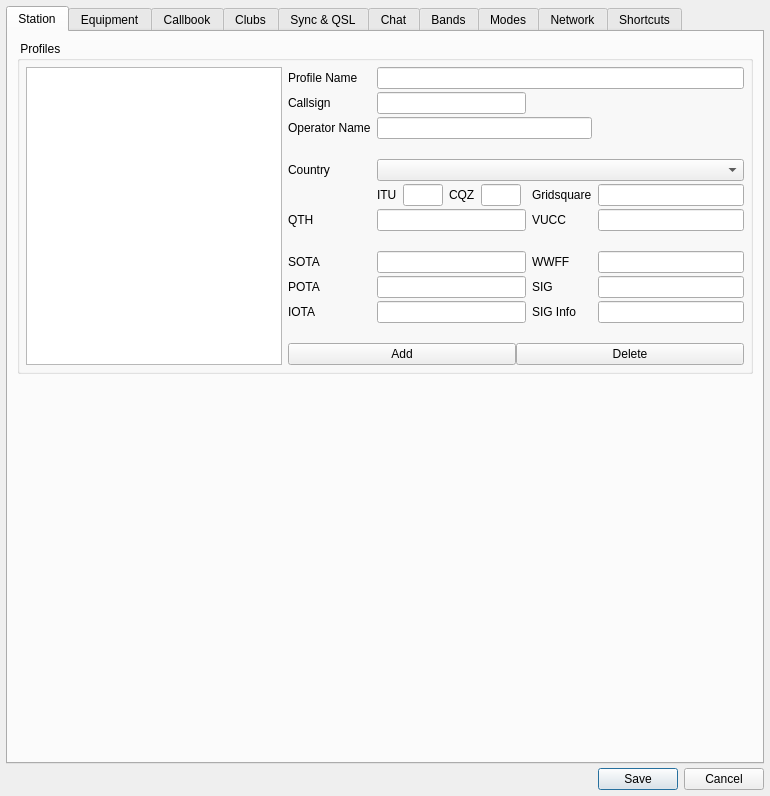
Qt form ui/SettingsDialog.ui (jg3hlx/QLog) before a commit.
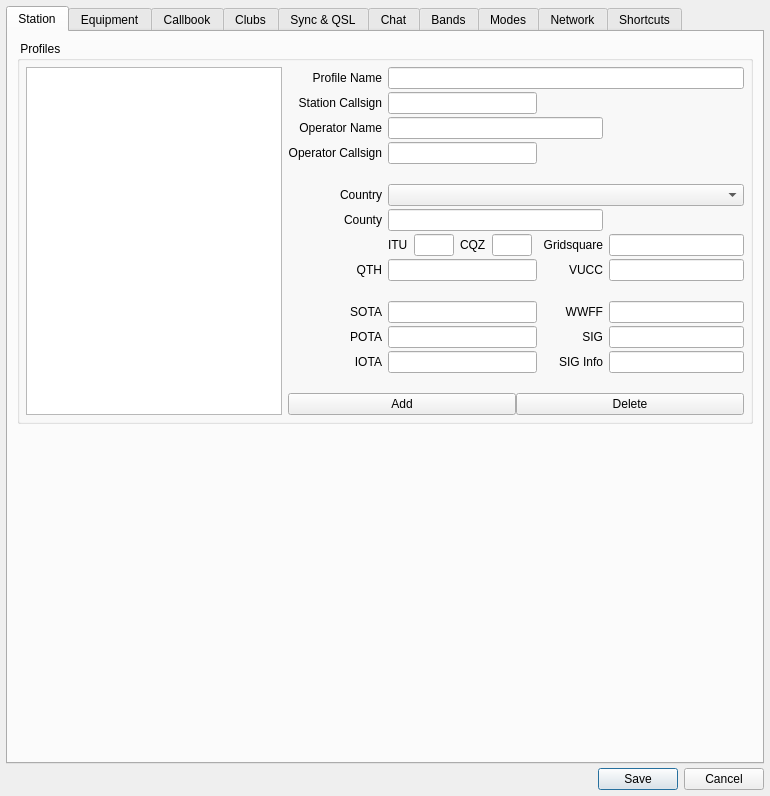
The same form after that commit. Icons and pictures are not drawn.

Commit message: Fixed #441 #493: Adds station county and operator callsign to the station and associated dependencies

The edit to the form file:
```diff
--- a/ui/SettingsDialog.ui
+++ b/ui/SettingsDialog.ui
@@ -76,114 +76,17 @@
           <property name="verticalSpacing">
            <number>3</number>
           </property>
-          <item row="5" column="3">
-           <widget class="QLabel" name="stationLocatorLabel">
-            <property name="text">
-             <string>Gridsquare</string>
-            </property>
-           </widget>
-          </item>
-          <item row="8" column="2">
-           <widget class="QLineEdit" name="stationSOTAEdit">
-            <property name="toolTip">
-             <string>SOTA (Optional parameter)</string>
-            </property>
-           </widget>
-          </item>
-          <item row="7" column="1">
-           <widget class="QLabel" name="label_2">
-            <property name="text">
-             <string/>
-            </property>
-           </widget>
-          </item>
-          <item row="8" column="1">
+          <item row="10" column="1">
            <widget class="QLabel" name="stationSOTALabel">
             <property name="text">
              <string>SOTA</string>
             </property>
-           </widget>
-          </item>
-          <item row="12" column="1" colspan="4">
-           <layout class="QHBoxLayout" name="horizontalLayout_12">
-            <item>
-             <widget class="QPushButton" name="stationAddProfileButton">
-              <property name="text">
-               <string>Add</string>
-              </property>
-             </widget>
-            </item>
-            <item>
-             <widget class="QPushButton" name="stationDelProfileButton">
-              <property name="text">
-               <string>Delete</string>
-              </property>
-             </widget>
-            </item>
-           </layout>
-          </item>
-          <item row="2" column="1">
-           <widget class="QLabel" name="stationOperatorLabel">
-            <property name="text">
-             <string>Operator Name</string>
+            <property name="alignment">
+             <set>Qt::AlignmentFlag::AlignRight|Qt::AlignmentFlag::AlignTrailing|Qt::AlignmentFlag::AlignVCenter</set>
             </property>
            </widget>
           </item>
-          <item row="11" column="1">
-           <widget class="QLabel" name="label_5">
-            <property name="text">
-             <string/>
-            </property>
-           </widget>
-          </item>
-          <item row="8" column="3">
-           <widget class="QLabel" name="stationWWFFLabel">
-            <property name="text">
-             <string>WWFF</string>
-            </property>
-           </widget>
-          </item>
-          <item row="9" column="4">
-           <widget class="QLineEdit" name="stationSIGEdit">
-            <property name="toolTip">
-             <string>SIG (Optional parameter).</string>
-            </property>
-           </widget>
-          </item>
-          <item row="4" column="2" colspan="3">
-           <widget class="QComboBox" name="stationCountryCombo"/>
-          </item>
-          <item row="10" column="4">
-           <widget class="QLineEdit" name="stationSIGInfoEdit">
-            <property name="toolTip">
-             <string>SIG Information (Optional parameter)</string>
-            </property>
-            <property name="text">
-             <string/>
-            </property>
-           </widget>
-          </item>
-          <item row="6" column="1">
-           <widget class="QLabel" name="stationQTHLabel">
-            <property name="text">
-             <string>QTH</string>
-            </property>
-           </widget>
-          </item>
-          <item row="1" column="2">
-           <widget class="QLineEdit" name="stationCallsignEdit">
-            <property name="toolTip">
-             <string>Callsign (Mandatory parameter)</string>
-            </property>
-            <property name="text">
-             <string/>
-            </property>
-            <property name="maxLength">
-             <number>25</number>
-            </property>
-           </widget>
-          </item>
-          <item row="0" column="0" rowspan="13">
+          <item row="0" column="0" rowspan="15">
            <widget class="QListView" name="stationProfilesListView">
             <property name="focusPolicy">
              <enum>Qt::NoFocus</enum>
@@ -199,7 +102,17 @@
             </property>
            </widget>
           </item>
-          <item row="5" column="2">
+          <item row="12" column="3">
+           <widget class="QLabel" name="stationSIGInfoLabel">
+            <property name="text">
+             <string>SIG Info</string>
+            </property>
+            <property name="alignment">
+             <set>Qt::AlignmentFlag::AlignRight|Qt::AlignmentFlag::AlignTrailing|Qt::AlignmentFlag::AlignVCenter</set>
+            </property>
+           </widget>
+          </item>
+          <item row="7" column="2">
            <layout class="QHBoxLayout" name="horizontalLayout_31">
             <property name="spacing">
              <number>6</number>
@@ -268,38 +181,120 @@
             </item>
            </layout>
           </item>
-          <item row="8" column="4">
-           <widget class="QLineEdit" name="stationWWFFEdit">
-            <property name="toolTip">
-             <string>World Wide Flora &amp; Fauna (Optional parameter)</string>
+          <item row="12" column="1">
+           <widget class="QLabel" name="stationIOTALabel">
+            <property name="text">
+             <string>IOTA</string>
+            </property>
+            <property name="alignment">
+             <set>Qt::AlignmentFlag::AlignRight|Qt::AlignmentFlag::AlignTrailing|Qt::AlignmentFlag::AlignVCenter</set>
             </property>
            </widget>
           </item>
           <item row="3" column="1">
+           <widget class="QLabel" name="label">
+            <property name="text">
+             <string>Operator Callsign</string>
+            </property>
+            <property name="alignment">
+             <set>Qt::AlignmentFlag::AlignRight|Qt::AlignmentFlag::AlignTrailing|Qt::AlignmentFlag::AlignVCenter</set>
+            </property>
+           </widget>
+          </item>
+          <item row="2" column="1">
+           <widget class="QLabel" name="stationOperatorLabel">
+            <property name="text">
+             <string>Operator Name</string>
+            </property>
+            <property name="alignment">
+             <set>Qt::AlignmentFlag::AlignRight|Qt::AlignmentFlag::AlignTrailing|Qt::AlignmentFlag::AlignVCenter</set>
+            </property>
+           </widget>
+          </item>
+          <item row="11" column="2">
+           <widget class="QLineEdit" name="stationPOTAEdit"/>
+          </item>
+          <item row="11" column="1">
+           <widget class="QLabel" name="stationPOTALabel">
+            <property name="text">
+             <string>POTA</string>
+            </property>
+            <property name="alignment">
+             <set>Qt::AlignmentFlag::AlignRight|Qt::AlignmentFlag::AlignTrailing|Qt::AlignmentFlag::AlignVCenter</set>
+            </property>
+           </widget>
+          </item>
+          <item row="8" column="1">
+           <widget class="QLabel" name="stationQTHLabel">
+            <property name="text">
+             <string>QTH</string>
+            </property>
+            <property name="alignment">
+             <set>Qt::AlignmentFlag::AlignRight|Qt::AlignmentFlag::AlignTrailing|Qt::AlignmentFlag::AlignVCenter</set>
+            </property>
+           </widget>
+          </item>
+          <item row="11" column="3">
+           <widget class="QLabel" name="stationSIGLabel">
+            <property name="text">
+             <string>SIG</string>
+            </property>
+            <property name="alignment">
+             <set>Qt::AlignmentFlag::AlignRight|Qt::AlignmentFlag::AlignTrailing|Qt::AlignmentFlag::AlignVCenter</set>
+            </property>
+           </widget>
+          </item>
+          <item row="5" column="1">
+           <widget class="QLabel" name="label_7">
+            <property name="text">
+             <string>Country</string>
+            </property>
+            <property name="alignment">
+             <set>Qt::AlignmentFlag::AlignRight|Qt::AlignmentFlag::AlignTrailing|Qt::AlignmentFlag::AlignVCenter</set>
+            </property>
+           </widget>
+          </item>
+          <item row="1" column="1">
+           <widget class="QLabel" name="stationCallsignLabel">
+            <property name="text">
+             <string>Station Callsign</string>
+            </property>
+            <property name="alignment">
+             <set>Qt::AlignmentFlag::AlignRight|Qt::AlignmentFlag::AlignTrailing|Qt::AlignmentFlag::AlignVCenter</set>
+            </property>
+           </widget>
+          </item>
+          <item row="5" column="2" colspan="3">
+           <widget class="QComboBox" name="stationCountryCombo"/>
+          </item>
+          <item row="4" column="1">
            <widget class="QLabel" name="label_8">
             <property name="text">
              <string/>
             </property>
            </widget>
           </item>
-          <item row="6" column="3">
+          <item row="0" column="1">
+           <widget class="QLabel" name="stationProfileNameLabel">
+            <property name="text">
+             <string>Profile Name</string>
+            </property>
+            <property name="alignment">
+             <set>Qt::AlignmentFlag::AlignRight|Qt::AlignmentFlag::AlignTrailing|Qt::AlignmentFlag::AlignVCenter</set>
+            </property>
+           </widget>
+          </item>
+          <item row="8" column="3">
            <widget class="QLabel" name="stationVUCCLabel">
             <property name="text">
              <string>VUCC</string>
             </property>
-           </widget>
-          </item>
-          <item row="4" column="1">
-           <widget class="QLabel" name="label_7">
-            <property name="text">
-             <string>Country</string>
+            <property name="alignment">
+             <set>Qt::AlignmentFlag::AlignRight|Qt::AlignmentFlag::AlignTrailing|Qt::AlignmentFlag::AlignVCenter</set>
             </property>
            </widget>
           </item>
-          <item row="9" column="2">
-           <widget class="QLineEdit" name="stationPOTAEdit"/>
-          </item>
-          <item row="6" column="4">
+          <item row="8" column="4">
            <widget class="QLineEdit" name="stationVUCCEdit">
             <property name="toolTip">
              <string>VUCC  Grids (Optional parameter). Ex. EN98,FM08,EM97,FM07</string>
@@ -309,14 +304,14 @@
             </property>
            </widget>
           </item>
-          <item row="10" column="2">
-           <widget class="QLineEdit" name="stationIOTAEdit">
+          <item row="8" column="2">
+           <widget class="QLineEdit" name="stationQTHEdit">
             <property name="toolTip">
              <string>IOTA  (Optional parameter)</string>
             </property>
            </widget>
           </item>
-          <item row="5" column="4">
+          <item row="7" column="4">
            <widget class="QLineEdit" name="stationLocatorEdit">
             <property name="toolTip">
              <string>Station Gridsquare (Mandatory parameter)</string>
@@ -329,59 +324,82 @@
             </property>
            </widget>
           </item>
-          <item row="6" column="2">
-           <widget class="QLineEdit" name="stationQTHEdit">
+          <item row="12" column="4">
+           <widget class="QLineEdit" name="stationSIGInfoEdit">
             <property name="toolTip">
              <string>QTH Name (Optional parameter)</string>
             </property>
-           </widget>
-          </item>
-          <item row="10" column="1">
-           <widget class="QLabel" name="stationIOTALabel">
             <property name="text">
-             <string>IOTA</string>
+             <string/>
             </property>
            </widget>
           </item>
-          <item row="1" column="1">
-           <widget class="QLabel" name="stationCallsignLabel">
-            <property name="text">
-             <string>Callsign</string>
+          <item row="10" column="4">
+           <widget class="QLineEdit" name="stationWWFFEdit">
+            <property name="toolTip">
+             <string>World Wide Flora &amp; Fauna (Optional parameter)</string>
             </property>
            </widget>
           </item>
-          <item row="9" column="3">
-           <widget class="QLabel" name="stationSIGLabel">
-            <property name="text">
-             <string>SIG</string>
-            </property>
-           </widget>
-          </item>
-          <item row="9" column="1">
-           <widget class="QLabel" name="stationPOTALabel">
-            <property name="text">
-             <string>POTA</string>
-            </property>
-           </widget>
-          </item>
-          <item row="0" column="1">
-           <widget class="QLabel" name="stationProfileNameLabel">
-            <property name="text">
-             <string>Profile Name</string>
-            </property>
-           </widget>
+          <item row="14" column="1" colspan="4">
+           <layout class="QHBoxLayout" name="horizontalLayout_12">
+            <item>
+             <widget class="QPushButton" name="stationAddProfileButton">
+              <property name="text">
+               <string>Add</string>
+              </property>
+             </widget>
+            </item>
+            <item>
+             <widget class="QPushButton" name="stationDelProfileButton">
+              <property name="text">
+               <string>Delete</string>
+              </property>
+             </widget>
+            </item>
+           </layout>
           </item>
           <item row="10" column="3">
-           <widget class="QLabel" name="stationSIGInfoLabel">
+           <widget class="QLabel" name="stationWWFFLabel">
             <property name="text">
-             <string>SIG Info</string>
+             <string>WWFF</string>
             </property>
+            <property name="alignment">
+             <set>Qt::AlignmentFlag::AlignRight|Qt::AlignmentFlag::AlignTrailing|Qt::AlignmentFlag::AlignVCenter</set>
+            </property>
            </widget>
           </item>
-          <item row="0" column="2" colspan="3">
-           <widget class="QLineEdit" name="stationProfileNameEdit">
+          <item row="13" column="1">
+           <widget class="QLabel" name="label_5">
+            <property name="text">
+             <string/>
+            </property>
+           </widget>
+          </item>
+          <item row="1" column="2">
+           <widget class="QLineEdit" name="stationCallsignEdit">
             <property name="toolTip">
-             <string>Profile name that is used as the alias for the Callsign, Gridsquare, Operator name, and QTH (required parameter) </string>
+             <string>Callsign (Mandatory parameter)</string>
+            </property>
+            <property name="text">
+             <string/>
+            </property>
+            <property name="maxLength">
+             <number>25</number>
+            </property>
+           </widget>
+          </item>
+          <item row="11" column="4">
+           <widget class="QLineEdit" name="stationSIGEdit">
+            <property name="toolTip">
+             <string>SIG (Optional parameter).</string>
+            </property>
+           </widget>
+          </item>
+          <item row="12" column="2">
+           <widget class="QLineEdit" name="stationIOTAEdit">
+            <property name="toolTip">
+             <string>IOTA  (Optional parameter)</string>
             </property>
            </widget>
           </item>
@@ -392,6 +410,61 @@
             </property>
            </widget>
           </item>
+          <item row="3" column="2">
+           <widget class="QLineEdit" name="stationOperatorCallsignEdit">
+            <property name="toolTip">
+             <string>Callsign of operator (Optional parameter, if different from station callsign)</string>
+            </property>
+           </widget>
+          </item>
+          <item row="7" column="3">
+           <widget class="QLabel" name="stationLocatorLabel">
+            <property name="text">
+             <string>Gridsquare</string>
+            </property>
+            <property name="alignment">
+             <set>Qt::AlignmentFlag::AlignRight|Qt::AlignmentFlag::AlignTrailing|Qt::AlignmentFlag::AlignVCenter</set>
+            </property>
+           </widget>
+          </item>
+          <item row="10" column="2">
+           <widget class="QLineEdit" name="stationSOTAEdit">
+            <property name="toolTip">
+             <string>SOTA (Optional parameter)</string>
+            </property>
+           </widget>
+          </item>
+          <item row="0" column="2" colspan="3">
+           <widget class="QLineEdit" name="stationProfileNameEdit">
+            <property name="toolTip">
+             <string>Profile name that is used as the alias for the Callsign, Gridsquare, Operator name, and QTH (required parameter) </string>
+            </property>
+           </widget>
+          </item>
+          <item row="9" column="1">
+           <widget class="QLabel" name="label_2">
+            <property name="text">
+             <string/>
+            </property>
+           </widget>
+          </item>
+          <item row="6" column="1">
+           <widget class="QLabel" name="stationCountyLabel">
+            <property name="text">
+             <string>County</string>
+            </property>
+            <property name="alignment">
+             <set>Qt::AlignmentFlag::AlignRight|Qt::AlignmentFlag::AlignTrailing|Qt::AlignmentFlag::AlignVCenter</set>
+            </property>
+           </widget>
+          </item>
+          <item row="6" column="2" colspan="2">
+           <widget class="QLineEdit" name="stationCountyEdit">
+            <property name="toolTip">
+             <string>Station County Location (Optional parameter)</string>
+            </property>
+           </widget>
+          </item>
          </layout>
         </widget>
        </item>
```
Left out of the diff: 8 changed lines with no effect on the pictures. The commit also changes 11 other files.
